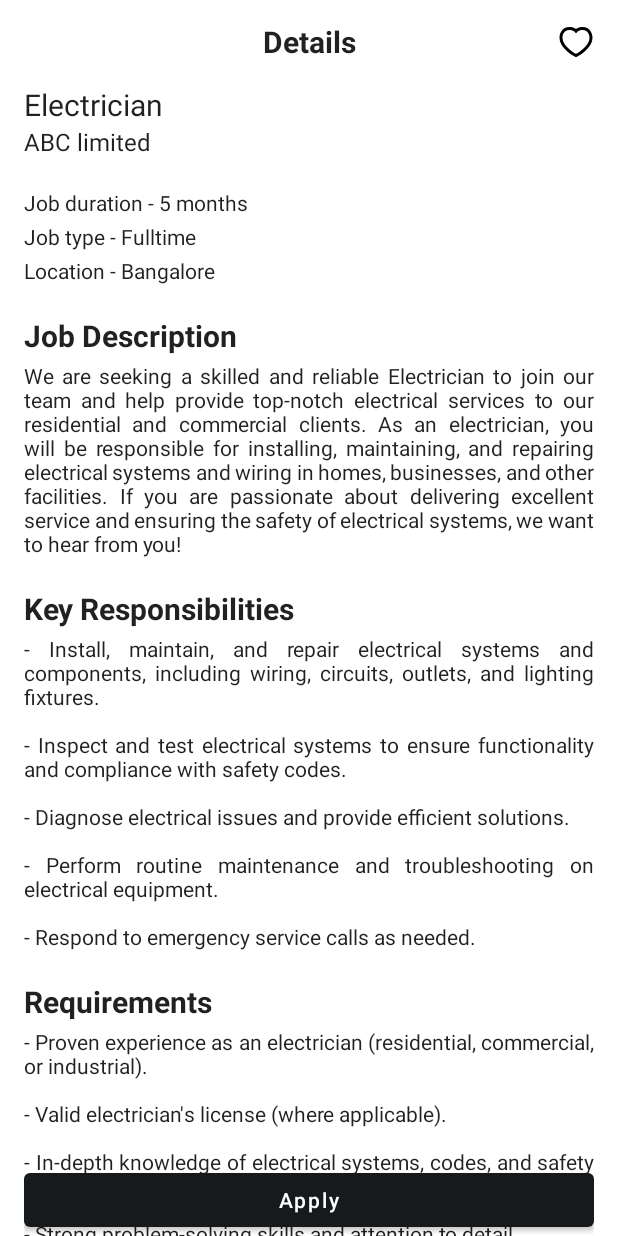
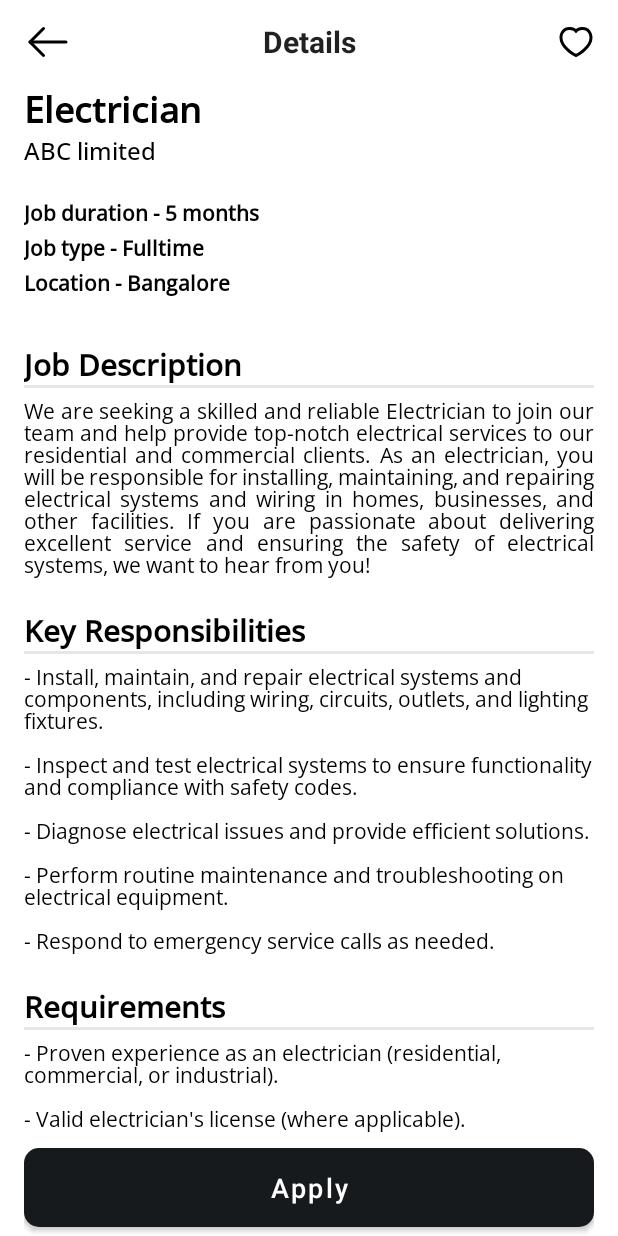
Before and after one commit to vishal-rathod-mob/LabourLink, an Android app: the JobDetailsFragment screen opened through its navigation route, on a phone screen of 412 x 824 dp. Run offline under Robolectric (Android 15) with nearby library versions, the phone set to English and light mode, and no system bars; our stand-ins replace navigation-ui.

Commit message:
- UI theme

```diff
--- a/app/src/main/java/com/procore/hackathon/labourlink/ui/details/JobDetailsFragment.kt
+++ b/app/src/main/java/com/procore/hackathon/labourlink/ui/details/JobDetailsFragment.kt
@@ -6,6 +6,7 @@ import android.view.View
 import android.view.ViewGroup
 import androidx.fragment.app.Fragment
 import androidx.lifecycle.ViewModelProvider
+import androidx.navigation.fragment.findNavController
 import com.procore.hackathon.labourlink.databinding.FragmentJobsDetailsBinding
 
 class JobDetailsFragment : Fragment() {
@@ -26,6 +27,7 @@ class JobDetailsFragment : Fragment() {
         val root: View = binding.root
 
         init()
+        setListeners()
 
         return root
     }
@@ -34,6 +36,12 @@ class JobDetailsFragment : Fragment() {
 
     }
 
+    private fun setListeners(){
+        binding.ivBack.setOnClickListener {
+            findNavController().popBackStack()
+        }
+    }
+
     override fun onDestroyView() {
         super.onDestroyView()
         _binding = null
--- /dev/null
+++ b/app/src/main/res/drawable/ic_back.xml
@@ -0,0 +1,12 @@
+<vector xmlns:android="http://schemas.android.com/apk/res/android"
+    android:width="32dp"
+    android:height="32dp"
+    android:viewportWidth="32"
+    android:viewportHeight="32">
+  <path
+      android:fillColor="#FF000000"
+      android:pathData="M13,26a1,1 0,0 1,-0.71 -0.29l-9,-9a1,1 0,0 1,0 -1.42l9,-9a1,1 0,1 1,1.42 1.42L5.41,16l8.3,8.29a1,1 0,0 1,0 1.42A1,1 0,0 1,13 26Z"/>
+  <path
+      android:fillColor="#FF000000"
+      android:pathData="M28,17H4a1,1 0,0 1,0 -2H28a1,1 0,0 1,0 2Z"/>
+</vector>
--- a/app/src/main/res/layout/activity_main.xml
+++ b/app/src/main/res/layout/activity_main.xml
@@ -3,6 +3,7 @@
     xmlns:app="http://schemas.android.com/apk/res-auto"
     android:id="@+id/container"
     android:orientation="vertical"
+    android:fitsSystemWindows="true"
     android:layout_width="match_parent"
     android:layout_height="match_parent">
 
--- a/app/src/main/res/layout/fragment_home.xml
+++ b/app/src/main/res/layout/fragment_home.xml
@@ -19,9 +19,11 @@
         android:id="@+id/nav_view"
         android:layout_width="match_parent"
         android:layout_height="wrap_content"
+        app:itemIconTint="@drawable/bottom_nav_item_color"
+        app:itemTextColor="@drawable/bottom_nav_item_color"
         android:layout_marginStart="0dp"
         android:layout_marginEnd="0dp"
-        android:background="?android:attr/windowBackground"
+        android:background="@color/black"
         app:menu="@menu/bottom_nav_menu" />
 
 </androidx.appcompat.widget.LinearLayoutCompat>
--- a/app/src/main/res/layout/fragment_jobs_details.xml
+++ b/app/src/main/res/layout/fragment_jobs_details.xml
@@ -6,6 +6,15 @@
     android:layout_height="match_parent"
     android:paddingHorizontal="16dp"
     tools:context=".ui.myjobs.MyJobsFragment">
+
+    <androidx.appcompat.widget.AppCompatImageView
+        android:id="@+id/iv_back"
+        android:layout_width="wrap_content"
+        android:layout_height="wrap_content"
+        app:layout_constraintBottom_toBottomOf="@+id/tv_title"
+        app:layout_constraintStart_toStartOf="parent"
+        app:layout_constraintTop_toTopOf="@+id/tv_title"
+        app:srcCompat="@drawable/ic_back" />
 
     <com.google.android.material.textview.MaterialTextView
         android:id="@+id/tv_title"
@@ -33,7 +42,7 @@
         android:layout_width="match_parent"
         android:layout_height="0dp"
         android:scrollbars="none"
-        app:layout_constraintBottom_toBottomOf="parent"
+        app:layout_constraintBottom_toTopOf="@+id/btn"
         app:layout_constraintEnd_toEndOf="parent"
         app:layout_constraintStart_toStartOf="parent"
         app:layout_constraintTop_toBottomOf="@+id/tv_title">
@@ -46,106 +55,135 @@
             <com.google.android.material.textview.MaterialTextView
                 android:layout_width="wrap_content"
                 android:layout_height="wrap_content"
+                android:fontFamily="@font/sans_serif_medium"
                 android:text="Electrician"
-                android:textAppearance="?attr/textAppearanceListItem"
-                android:textSize="20sp" />
+                android:textColor="@color/black"
+                android:textSize="24sp"
+                android:textStyle="bold" />
 
             <com.google.android.material.textview.MaterialTextView
                 android:layout_width="wrap_content"
                 android:layout_height="wrap_content"
+                android:fontFamily="@font/sans_serif_medium"
                 android:text="ABC limited"
-                android:textAppearance="?attr/textAppearanceListItem"
+                android:textColor="@color/black"
                 android:textSize="16sp" />
 
             <com.google.android.material.textview.MaterialTextView
                 android:layout_width="wrap_content"
                 android:layout_height="wrap_content"
                 android:layout_marginTop="20dp"
+                android:fontFamily="@font/sans_serif_medium"
                 android:text="Job duration - 5 months"
-                android:textAppearance="?attr/textAppearanceListItem"
-                android:textSize="14sp" />
+                android:textColor="@color/black"
+                android:textSize="14sp"
+                android:textStyle="bold" />
 
             <com.google.android.material.textview.MaterialTextView
                 android:layout_width="wrap_content"
                 android:layout_height="wrap_content"
                 android:layout_marginTop="3dp"
+                android:fontFamily="@font/sans_serif_medium"
                 android:text="Job type - Fulltime"
-                android:textAppearance="?attr/textAppearanceListItem"
-                android:textSize="14sp" />
+                android:textColor="@color/black"
+                android:textSize="14sp"
+                android:textStyle="bold" />
 
             <com.google.android.material.textview.MaterialTextView
                 android:layout_width="wrap_content"
                 android:layout_height="wrap_content"
                 android:layout_marginTop="3dp"
+                android:fontFamily="@font/sans_serif_medium"
                 android:text="Location - Bangalore"
-                android:textAppearance="?attr/textAppearanceListItem"
+                android:textColor="@color/black"
+                android:textSize="14sp"
+                android:textStyle="bold" />
+
+            <com.google.android.material.textview.MaterialTextView
+                android:layout_width="wrap_content"
+                android:layout_height="wrap_content"
+                android:layout_marginTop="30dp"
+                android:fontFamily="@font/sans_serif_medium"
+                android:text="Job Description"
+                android:textColor="@color/black"
+                android:textSize="20sp"
+                android:textStyle="bold" />
+
+            <View
+                android:layout_width="match_parent"
+                android:layout_height="2dp"
+                android:background="#E4E7E8" />
+
+            <com.google.android.material.textview.MaterialTextView
+                android:layout_width="match_parent"
+                android:layout_height="wrap_content"
+                android:layout_marginTop="5dp"
+                android:fontFamily="@font/sans_serif_regular"
+                android:gravity="start|end"
+                android:justificationMode="inter_word"
+                android:lineSpacingExtra="-4dp"
+                android:text="We are seeking a skilled and reliable Electrician to join our team and help provide top-notch electrical services to our residential and commercial clients. As an electrician, you will be responsible for installing, maintaining, and repairing electrical systems and wiring in homes, businesses, and other facilities. If you are passionate about delivering excellent service and ensuring the safety of electrical systems, we want to hear from you!"
+                android:textColor="@color/black"
                 android:textSize="14sp" />
 
             <com.google.android.material.textview.MaterialTextView
                 android:layout_width="wrap_content"
                 android:layout_height="wrap_content"
                 android:layout_marginTop="20dp"
-                android:text="Job Description"
-                android:textAppearance="?attr/textAppearanceListItem"
+                android:fontFamily="@font/sans_serif_medium"
+                android:text="Key Responsibilities"
+                android:textColor="@color/black"
                 android:textSize="20sp"
                 android:textStyle="bold" />
+
+            <View
+                android:layout_width="match_parent"
+                android:layout_height="2dp"
+                android:background="#E4E7E8" />
 
             <com.google.android.material.textview.MaterialTextView
                 android:layout_width="match_parent"
                 android:layout_height="wrap_content"
-                android:layout_marginTop="3dp"
-                android:gravity="start|end"
-                android:justificationMode="inter_word"
-                android:text="We are seeking a skilled and reliable Electrician to join our team and help provide top-notch electrical services to our residential and commercial clients. As an electrician, you will be responsible for installing, maintaining, and repairing electrical systems and wiring in homes, businesses, and other facilities. If you are passionate about delivering excellent service and ensuring the safety of electrical systems, we want to hear from you!"
-                android:textAppearance="?attr/textAppearanceListItem"
+                android:layout_marginTop="5dp"
+                android:fontFamily="@font/sans_serif_regular"
+                android:lineSpacingExtra="-4dp"
+                android:text="- Install, maintain, and repair electrical systems and components, including wiring, circuits, outlets, and lighting fixtures.\n\n- Inspect and test electrical systems to ensure functionality and compliance with safety codes.\n\n- Diagnose electrical issues and provide efficient solutions.\n\n- Perform routine maintenance and troubleshooting on electrical equipment.\n\n- Respond to emergency service calls as needed."
+                android:textColor="@color/black"
                 android:textSize="14sp" />
 
             <com.google.android.material.textview.MaterialTextView
                 android:layout_width="wrap_content"
                 android:layout_height="wrap_content"
                 android:layout_marginTop="20dp"
-                android:text="Key Responsibilities"
-                android:textAppearance="?attr/textAppearanceListItem"
+                android:fontFamily="@font/sans_serif_medium"
+                android:text="Requirements"
+                android:textColor="@color/black"
                 android:textSize="20sp"
                 android:textStyle="bold" />
+
+            <View
+                android:layout_width="match_parent"
+                android:layout_height="2dp"
+                android:background="#E4E7E8" />
 
             <com.google.android.material.textview.MaterialTextView
                 android:layout_width="match_parent"
                 android:layout_height="wrap_content"
-                android:layout_marginTop="3dp"
-                android:gravity="start|end"
-                android:justificationMode="inter_word"
-                android:text="- Install, maintain, and repair electrical systems and components, including wiring, circuits, outlets, and lighting fixtures.\n\n- Inspect and test electrical systems to ensure functionality and compliance with safety codes.\n\n- Diagnose electrical issues and provide efficient solutions.\n\n- Perform routine maintenance and troubleshooting on electrical equipment.\n\n- Respond to emergency service calls as needed."
-                android:textAppearance="?attr/textAppearanceListItem"
-                android:textSize="14sp" />
-
-            <com.google.android.material.textview.MaterialTextView
-                android:layout_width="wrap_content"
-                android:layout_height="wrap_content"
-                android:layout_marginTop="20dp"
-                android:text="Requirements"
-                android:textAppearance="?attr/textAppearanceListItem"
-                android:textSize="20sp"
-                android:textStyle="bold" />
-
-            <com.google.android.material.textview.MaterialTextView
-                android:layout_width="match_parent"
-                android:layout_height="wrap_content"
-                android:layout_marginTop="3dp"
-                android:gravity="start|end"
-                android:justificationMode="inter_word"
+                android:layout_marginTop="5dp"
+                android:fontFamily="@font/sans_serif_regular"
+                android:lineSpacingExtra="-4dp"
                 android:text="- Proven experience as an electrician (residential, commercial, or industrial).\n\n- Valid electrician's license (where applicable).\n\n- In-depth knowledge of electrical systems, codes, and safety practices.\n\n- Strong problem-solving skills and attention to detail."
-                android:textAppearance="?attr/textAppearanceListItem"
+                android:textColor="@color/black"
                 android:textSize="14sp" />
         </androidx.appcompat.widget.LinearLayoutCompat>
     </ScrollView>
 
     <com.google.android.material.button.MaterialButton
+        android:id="@+id/btn"
+        style="@style/MaterialComponents.Button"
         android:layout_width="match_parent"
         android:layout_height="wrap_content"
         android:text="Apply"
-        android:textAllCaps="false"
-        android:textColor="@color/white"
         app:layout_constraintBottom_toBottomOf="parent"
         app:layout_constraintEnd_toEndOf="parent"
         app:layout_constraintStart_toStartOf="parent" />
--- a/app/src/main/res/values/themes.xml
+++ b/app/src/main/res/values/themes.xml
@@ -11,6 +11,8 @@
         <item name="colorOnSecondary">@color/white</item>
         <!-- Status bar color. -->
         <item name="android:statusBarColor">@color/white</item>
+        <item name="android:windowLightStatusBar">true</item> <!-- Dark icons on white background -->
+
         <!-- Customize your theme here. -->
     </style>
 
@@ -24,7 +26,7 @@
     </style>
 
     <style name="Theme.Procore.Button.Secondary">
-        <item name="backgroundTint">@color/hsl_gray_90</item>
+        <item name="backgroundTint">#D1D5D7</item>
 <!--        <item name="android:textColor">@color/procore_button_secondary_text_color_selector</item>-->
 <!--        <item name="iconTint">@color/procore_button_secondary_text_color_selector</item>-->
 <!--        <item name="rippleColor">?attr/mxp_action_secondary_pressed</item>-->
@@ -45,4 +47,13 @@
         <item name="android:paddingStart">@dimen/medium_button_padding</item>
         <item name="android:paddingEnd">@dimen/medium_button_padding</item>
     </style>
+
+    <style name="MaterialComponents.Button" parent="Widget.MaterialComponents.Button">
+        <item name="android:paddingTop">14dp</item>
+        <item name="android:paddingBottom">14dp</item>
+        <item name="android:textColor">@color/white</item>
+        <item name="android:textAllCaps">false</item>
+        <item name="android:textSize">18sp</item>
+        <item name="cornerRadius">10dp</item>
+    </style>
 </resources>
```
Also changed, not shown: app/src/main/res/drawable/bottom_nav_item_color.xml (added, +7 -0 lines), app/src/main/res/layout/fragment_job_filter_dialog.xml (+9 -7 lines), app/src/main/res/layout/fragment_job_list.xml (+13 -7 lines), app/src/main/res/layout/fragment_jobs.xml (+6 -3 lines), app/src/main/res/font/sans_serif_medium.ttf (added), app/src/main/res/font/sans_serif_regular.ttf (added).
